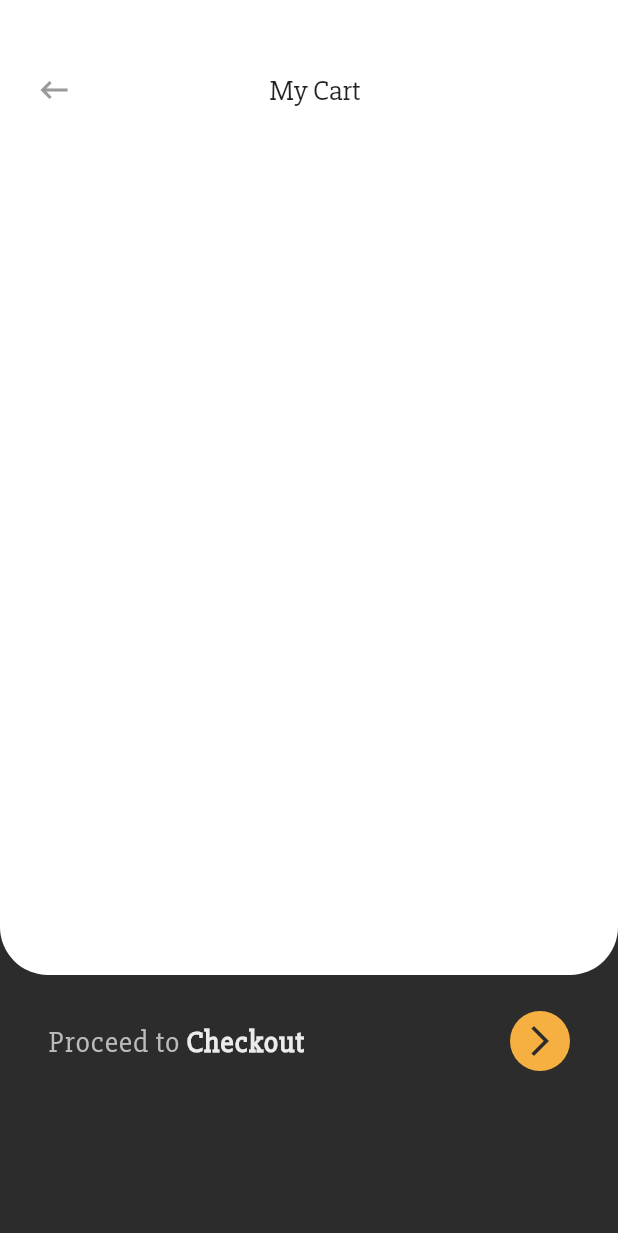
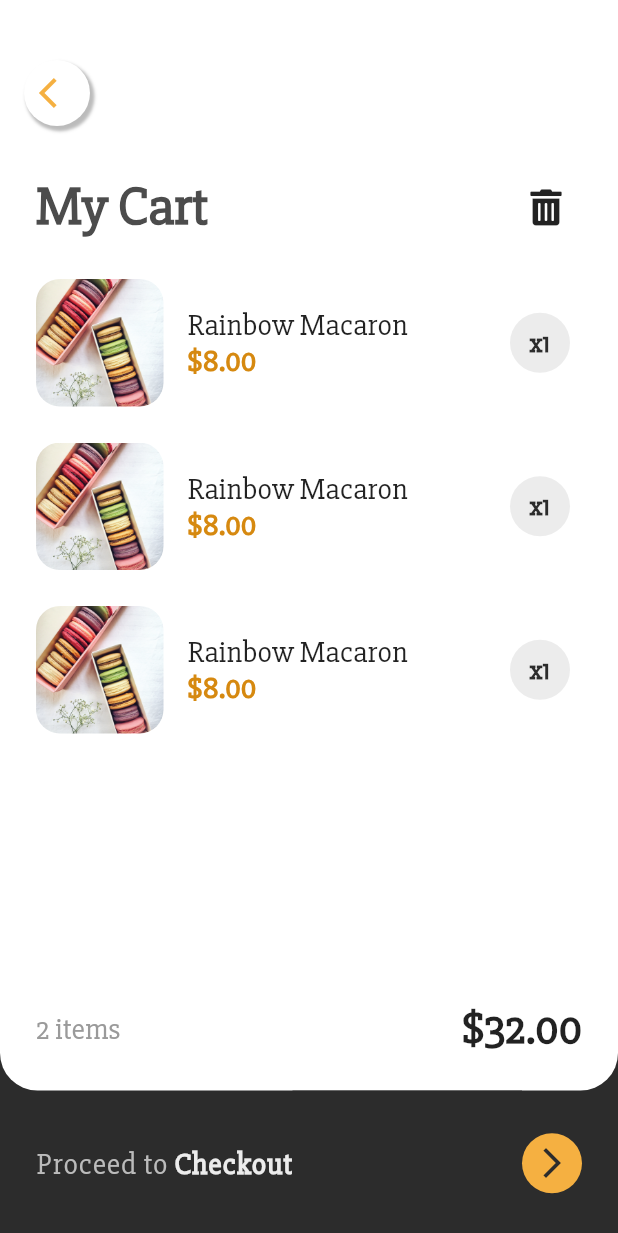
Before and after one commit to waynntoh/dropbites, a Flutter app: the CartView screen opened by its route, on a phone screen of 412 x 824 dp. Shown: the top 1233 px of the screen. Run offline on Flutter 3.47's test engine with Material 2 defaults, Android fonts, the phone set to English and light mode, and no system bars; our stand-ins replace animated_text_kit, flutter_spinkit, font_awesome_flutter, shared_preferences; accounts and stored records are empty.

Commit message:
Cart without Logic

```diff
--- /dev/null
+++ b/lib/components/cart_item.dart
@@ -0,0 +1,68 @@
+import 'package:flutter/material.dart';
+import 'package:drop_bites/utils/constants.dart';
+
+class CartItem extends StatefulWidget {
+  @override
+  _CartItemState createState() => _CartItemState();
+}
+
+class _CartItemState extends State<CartItem> {
+  @override
+  Widget build(BuildContext context) {
+    double width = MediaQuery.of(context).size.width;
+    return Container(
+      width: width,
+      padding: EdgeInsets.only(right: 8, bottom: 24),
+      child: Row(
+        mainAxisAlignment: MainAxisAlignment.spaceBetween,
+        children: <Widget>[
+          Row(
+            children: <Widget>[
+              Container(
+                height: 85,
+                width: 85,
+                decoration: BoxDecoration(
+                  borderRadius: BorderRadius.all(
+                    Radius.circular(16),
+                  ),
+                  image: DecorationImage(
+                    image: AssetImage('images/d1.jpg'),
+                  ),
+                ),
+              ),
+              SizedBox(width: 16),
+              Column(
+                crossAxisAlignment: CrossAxisAlignment.start,
+                children: <Widget>[
+                  Text(
+                    'Rainbow Macaron',
+                    style: kDefaultTextStyle.copyWith(fontSize: 20),
+                  ),
+                  Text(
+                    '\$8.00',
+                    style: kDefaultTextStyle.copyWith(
+                      fontSize: 20,
+                      fontWeight: FontWeight.w900,
+                      color: kOrange5
+                    ),
+                  ),
+                ],
+              ),
+            ],
+          ),
+          CircleAvatar(
+            backgroundColor: kGrey0,
+            foregroundColor: kGrey6,
+            child: Text(
+              'x1',
+              style: kDefaultTextStyle.copyWith(
+                fontSize: 18,
+                fontWeight: FontWeight.w900,
+              ),
+            ),
+          )
+        ],
+      ),
+    );
+  }
+}
--- a/lib/components/circle_button.dart
+++ b/lib/components/circle_button.dart
@@ -3,8 +3,8 @@ import 'package:drop_bites/utils/constants.dart';
 
 class CircleButton extends StatelessWidget {
   final Icon icon;
+  final Color color;
   final Function onTap;
-  final Color color;
 
   CircleButton(
       {@required this.icon, @required this.onTap, @required this.color});
--- a/lib/components/custom_drawer.dart
+++ b/lib/components/custom_drawer.dart
@@ -83,6 +83,14 @@ class CustomDrawer extends StatelessWidget {
                     Navigator.pushNamed(context, CartView.id);
                   },
                 ),
+                ListTile(
+                  leading: Icon(Icons.receipt),
+                  title: Text('Receipts', style: kDefaultTextStyle),
+                  onTap: () {
+                    // TODO: Receipts view
+                    print('receipt view');
+                  },
+                ),
                 Divider(
                   thickness: 1,
                 ),
--- a/lib/components/rating_stars.dart
+++ b/lib/components/rating_stars.dart
@@ -2,7 +2,7 @@ import 'package:flutter/material.dart';
 import 'package:drop_bites/utils/constants.dart';
 
 class RatingStars extends StatelessWidget {
-  final int rating;
+  final double rating;
   RatingStars({@required this.rating});
 
   @override
@@ -14,21 +14,27 @@ class RatingStars extends StatelessWidget {
 
   List<Widget> _buildRatings() {
     List<Widget> stars = [];
+    double _rating = rating;
 
     for (int i = 0; i < 5; i++) {
-      (i < rating)
-          ? stars.add(
-              Icon(
-                Icons.star,
-                color: kOrange3,
-              ),
-            )
-          : stars.add(
-              Icon(
-                Icons.star_border,
-                color: kOrange3,
-              ),
-            );
+      if (_rating > 1) {
+        stars.add(
+          Icon(Icons.star, color: kOrange3),
+        );
+      } else if (_rating < 1 && _rating > 0) {
+        stars.add(
+          Icon(Icons.star_half, color: kOrange3),
+        );
+      } else if (_rating <= 0) {
+        stars.add(
+          Icon(Icons.star_border, color: kOrange3),
+        );
+      } else {
+        stars.add(
+          Icon(Icons.star_border, color: kOrange3),
+        );
+      }
+      _rating--;
     }
     return stars;
   }
--- a/lib/main.dart
+++ b/lib/main.dart
@@ -1,8 +1,6 @@
 import 'package:drop_bites/views/cart_view.dart';
-import 'package:drop_bites/views/item_view.dart';
 import 'package:drop_bites/views/splash_view.dart';
 import 'package:flutter/material.dart';
-
 import 'package:drop_bites/utils/constants.dart';
 import 'package:drop_bites/views/login_view.dart';
 import 'package:drop_bites/views/register_view.dart';
--- a/lib/utils/item.dart
+++ b/lib/utils/item.dart
@@ -2,7 +2,7 @@ class Item {
   String _name;
   String _id;
   double _price;
-  int _rating;
+  double _rating;
   String _type;
   String _description;
 
@@ -18,7 +18,7 @@ class Item {
     _price = price;
   }
 
-  void setRating(int rating) {
+  void setRating(double rating) {
     _rating = rating;
   }
 
--- a/lib/views/cart_view.dart
+++ b/lib/views/cart_view.dart
@@ -1,5 +1,8 @@
 import 'package:flutter/material.dart';
 import 'package:drop_bites/utils/constants.dart';
+import 'package:drop_bites/components/circle_button.dart';
+import 'package:font_awesome_flutter/font_awesome_flutter.dart';
+import 'package:drop_bites/components/cart_item.dart';
 
 class CartView extends StatefulWidget {
   static const String id = 'cart_view';
@@ -10,58 +13,44 @@ class CartView extends StatefulWidget {
 class _CartViewState extends State<CartView> {
   @override
   Widget build(BuildContext context) {
+    double height = MediaQuery.of(context).size.height;
+    double width = MediaQuery.of(context).size.width;
     return Scaffold(
       backgroundColor: kGrey6,
-      body: Column(
-        crossAxisAlignment: CrossAxisAlignment.stretch,
+      body: Stack(
         children: <Widget>[
-          Container(
-            height: 650,
+          // White Background
+          Positioned(
+            top: 0,
+            child: Container(
               decoration: BoxDecoration(
                   color: Colors.white,
                   borderRadius: BorderRadius.only(
-                bottomLeft: Radius.circular(32),
-                bottomRight: Radius.circular(32),
+                    bottomLeft: Radius.circular(25),
+                    bottomRight: Radius.circular(25),
+                  )),
+              height: height - height / 8.5,
+              width: width,
             ),
           ),
-            child: Padding(
-              padding: EdgeInsets.only(left: 12, right: 16, top: 36),
-              child: Column(
-                children: <Widget>[
-                  Row(
+          // Bottom Checkout buttons
+          Positioned(
+            bottom: 0,
+            child: GestureDetector(
+              onTap: () {
+                // TODO: Checkout
+                print('Checkout');
+              },
+              child: Container(
+                width: width,
+                height: height / 8.5,
+                padding: EdgeInsets.symmetric(horizontal: 24),
+                child: Row(
+                  crossAxisAlignment: CrossAxisAlignment.stretch,
                   mainAxisAlignment: MainAxisAlignment.spaceBetween,
                   children: <Widget>[
-                      IconButton(
-                        icon: Icon(
-                          Icons.keyboard_backspace,
-                          color: kGrey3,
-                        ),
-                        onPressed: () => Navigator.pop(context),
-                      ),
-                      Text(
-                        'My Cart',
-                        style: kDefaultTextStyle.copyWith(fontSize: 19),
-                      ),
-                      SizedBox(width: 36)
-                    ],
-                  ),
-                ],
-              ),
-            ),
-          ),
-          SizedBox(height: 8),
-          GestureDetector(
-            onTap: () {
-              print('Checkout');
-            },
-            child: Padding(
-              padding: EdgeInsets.symmetric(horizontal: 32, vertical: 16),
-              child: Row(
-                mainAxisAlignment: MainAxisAlignment.spaceBetween,
-                children: <Widget>[
-                  Row(
-                    children: <Widget>[
-                      RichText(
+                    Center(
+                      child: RichText(
                         text: TextSpan(
                           children: <TextSpan>[
                             TextSpan(
@@ -78,11 +67,13 @@ class _CartViewState extends State<CartView> {
                             ),
                           ],
                         ),
-                      )
-                    ],
+                      ),
                     ),
                     Expanded(
-                    child: Container(),
+                      child: Container(
+                        color: kGrey6,
+                        height: 30,
+                      ),
                     ),
                     CircleAvatar(
                       backgroundColor: kOrange3,
@@ -95,6 +86,91 @@ class _CartViewState extends State<CartView> {
                   ],
                 ),
               ),
+            ),
+          ),
+          // Back button
+          Positioned(
+            top: 40,
+            left: 16,
+            child: CircleButton(
+              color: kOrange3,
+              icon: Icon(Icons.arrow_back_ios),
+              onTap: () {
+                Navigator.pop(context);
+              },
+            ),
+          ),
+          // Title + Toggle delete + Listview
+          Positioned(
+            top: 90,
+            child: Container(
+              height: height / 1.55,
+              width: width,
+              padding: EdgeInsets.all(24),
+              child: Column(
+                children: <Widget>[
+                  Row(
+                    mainAxisAlignment: MainAxisAlignment.spaceBetween,
+                    children: <Widget>[
+                      Text(
+                        'My Cart',
+                        style: kSplashScreenTextStyle.copyWith(
+                            fontWeight: FontWeight.w900, fontSize: 36),
+                      ),
+                      IconButton(
+                        icon: FaIcon(FontAwesomeIcons.solidTrashAlt),
+                        onPressed: () {
+                          // TODO: Toggle delete
+                          print('Toggle delete');
+                        },
+                      ),
+                    ],
+                  ),
+                  SizedBox(height: 24),
+                  SizedBox(
+                    height: height / 2.1,
+                    child: ListView.builder(
+                      physics: ClampingScrollPhysics(),
+                      itemCount: 3,
+                      itemBuilder: (context, index) {
+                        return CartItem();
+                      },
+                    ),
+                  ),
+                ],
+              ),
+            ),
+          ),
+          // Total Price
+          Positioned(
+            bottom: 90,
+            child: Container(
+              width: width,
+              height: height / 8.5,
+              padding: EdgeInsets.symmetric(horizontal: 24),
+              child: Row(
+                crossAxisAlignment: CrossAxisAlignment.stretch,
+                mainAxisAlignment: MainAxisAlignment.spaceBetween,
+                children: <Widget>[
+                  Center(
+                    child: Text(
+                      '2 items',
+                      style: kDefaultTextStyle.copyWith(
+                          fontSize: 20, color: kGrey3),
+                    ),
+                  ),
+                  Center(
+                    child: Text(
+                      '\$32.00',
+                      style: kDefaultTextStyle.copyWith(
+                        fontSize: 30,
+                        fontWeight: FontWeight.w900,
+                      ),
+                    ),
+                  ),
+                ],
+              ),
+            ),
           )
         ],
       ),
--- a/lib/views/item_view.dart
+++ b/lib/views/item_view.dart
@@ -211,7 +211,7 @@ class _ItemViewState extends State<ItemView> {
           ),
           Positioned(
             top: 36,
-            left: 24,
+            left: 16,
             child: CircleButton(
               color: kOrange3,
               icon: Icon(Icons.arrow_back_ios),
--- a/lib/views/main_menu_view.dart
+++ b/lib/views/main_menu_view.dart
@@ -5,7 +5,6 @@ import 'package:drop_bites/components/overhead_selector.dart';
 import 'package:drop_bites/components/item_card.dart';
 import 'package:http/http.dart' as http;
 import 'dart:convert';
-import 'dart:math';
 import 'package:drop_bites/views/cart_view.dart';
 import 'package:drop_bites/components/circle_button.dart';
 import 'package:drop_bites/utils/item.dart';
@@ -169,12 +168,11 @@ class _MainMenuViewState extends State<MainMenuView> {
                                           newItem.setName(items[index]['name']);
                                           newItem.setPrice(double.parse(
                                               items[index]['price']));
-                                          newItem.setRating(int.parse(
+                                          newItem.setRating(double.parse(
                                               items[index]['rating']));
                                           newItem.setType(items[index]['type']);
                                           newItem.setDescription(
                                               items[index]['description']);
-
                                           return ItemCard(
                                             item: newItem,
                                             color: kCardColors[index % 7],
```
Lines whose indentation alone changed are shown as unchanged.
